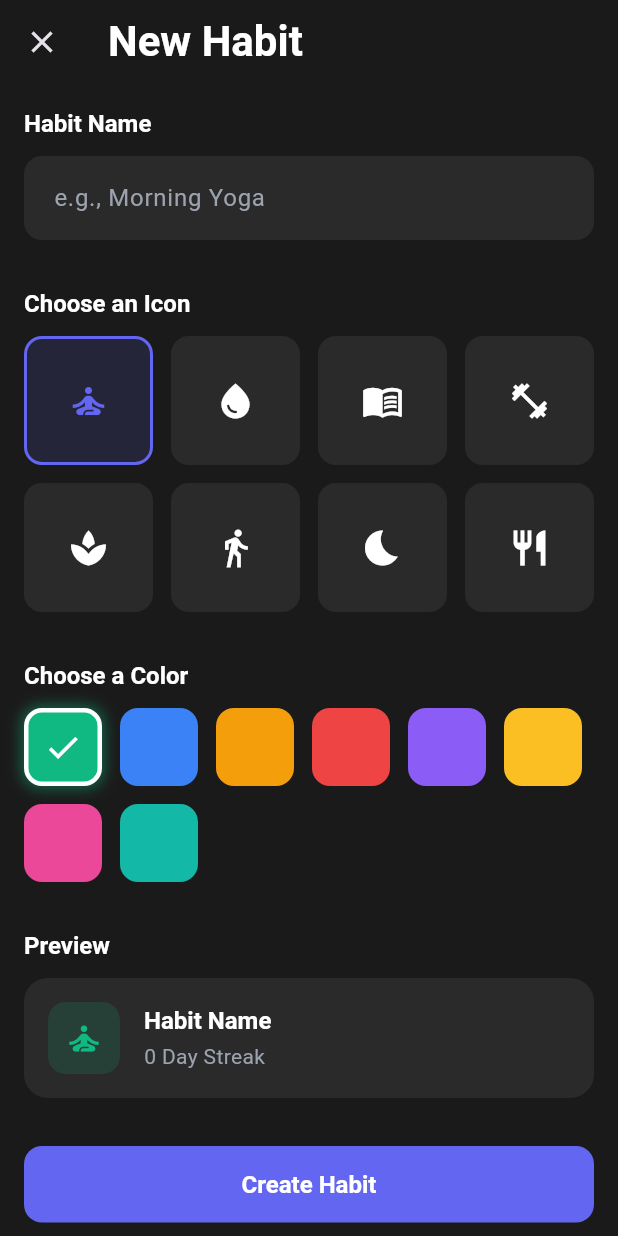
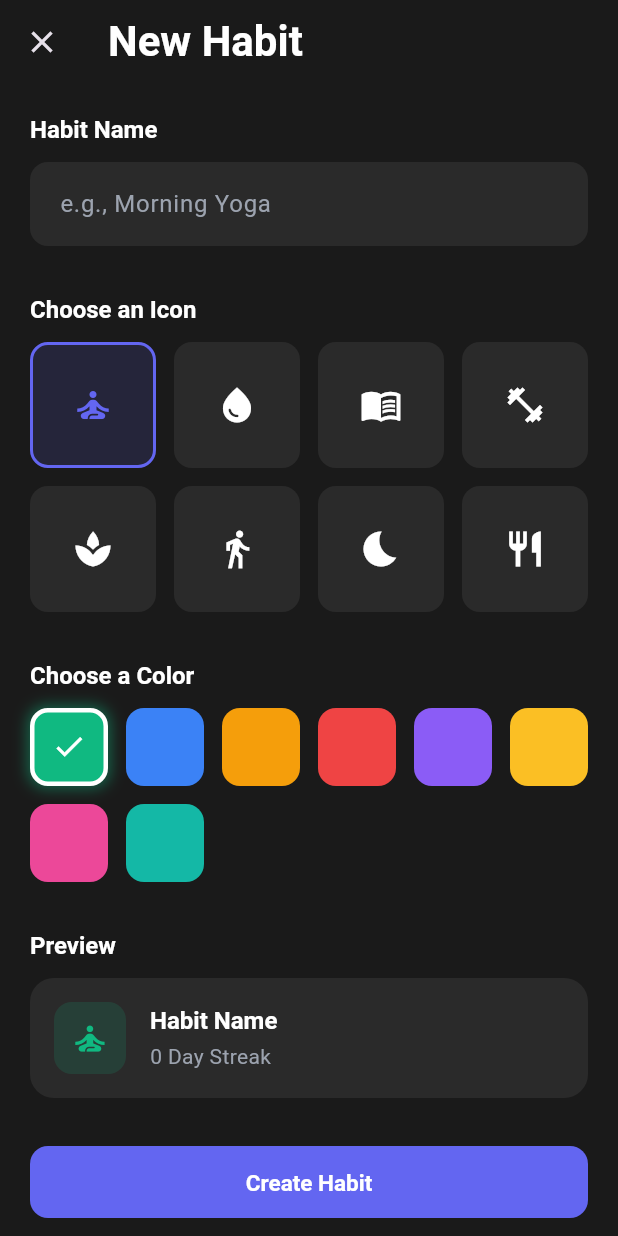
Before and after one commit to SachinChaurasia2004/habit_tracker, a Flutter app: the AddHabitPage screen opened directly, on a phone screen of 412 x 824 dp. Run offline on Flutter 3.47's test engine with Material 3 defaults, Android fonts, the phone set to English and light mode, and no system bars; our stand-ins replace dartz, equatable, flutter_bloc, get_it, hive, hive_flutter; accounts and stored records are empty.

Commit message:
Made Add habit page responsive

```diff
--- a/lib/features/habits/presentation/pages/add_habit_page.dart
+++ b/lib/features/habits/presentation/pages/add_habit_page.dart
@@ -2,6 +2,7 @@ import 'package:flutter/material.dart';
 import 'package:flutter_bloc/flutter_bloc.dart';
 import '../../../../core/theme/app_colors.dart';
 import '../../../../core/utils/app_constants.dart';
+import '../../../../core/utils/responsive.dart';
 import '../../domain/entities/habit.dart';
 import '../bloc/habit_bloc.dart';
 import '../bloc/habit_event.dart';
@@ -30,6 +31,7 @@ class _AddHabitPageState extends State<AddHabitPage> {
   late int _selectedColorIndex;
 
   bool get _isEditMode => widget.habit != null;
+  Color get _selectedColor => AppColors.habitColors[_selectedColorIndex];
 
   @override
   void initState() {
@@ -55,8 +57,6 @@ class _AddHabitPageState extends State<AddHabitPage> {
     return index == -1 ? 0 : index;
   }
 
-  Color get _selectedColor => AppColors.habitColors[_selectedColorIndex];
-
   void _saveHabit() {
     if (!_formKey.currentState!.validate()) return;
 
@@ -64,22 +64,18 @@ class _AddHabitPageState extends State<AddHabitPage> {
     final colorCode = _selectedColor.value;
 
     if (_isEditMode) {
-      context.read<HabitBloc>().add(
-        UpdateHabitEvent(
+      context.read<HabitBloc>().add(UpdateHabitEvent(
             habitId: widget.habit!.id,
             name: name,
             iconName: _selectedIcon,
             colorCode: colorCode,
-        ),
-      );
+          ));
     } else {
-      context.read<HabitBloc>().add(
-        CreateHabitEvent(
+      context.read<HabitBloc>().add(CreateHabitEvent(
             name: name,
             iconName: _selectedIcon,
             colorCode: colorCode,
-        ),
-      );
+          ));
     }
   }
 
@@ -95,11 +91,8 @@ class _AddHabitPageState extends State<AddHabitPage> {
     }
   }
 
-  void _showSnackBar(
-    BuildContext context,
-    String message, {
-    bool isError = false,
-  }) {
+  void _showSnackBar(BuildContext context, String message,
+      {bool isError = false}) {
     ScaffoldMessenger.of(context).showSnackBar(
       SnackBar(
         content: Text(message),
@@ -110,6 +103,9 @@ class _AddHabitPageState extends State<AddHabitPage> {
 
   @override
   Widget build(BuildContext context) {
+    final padding = context.pagePadding;
+    final isTablet = context.isTabletOrLarger;
+
     return Scaffold(
       appBar: AppBar(
         title: Text(_isEditMode ? 'Edit Habit' : 'New Habit'),
@@ -120,45 +116,41 @@ class _AddHabitPageState extends State<AddHabitPage> {
       ),
       body: BlocListener<HabitBloc, HabitState>(
         listener: _onStateChanged,
+        child: Center(
+          child: ConstrainedBox(
+            constraints: BoxConstraints(maxWidth: context.contentMaxWidth),
             child: SingleChildScrollView(
-          padding: const EdgeInsets.all(AppConstants.defaultPadding),
+              padding: EdgeInsets.all(padding),
               child: Form(
                 key: _formKey,
-            child: Column(
-              crossAxisAlignment: CrossAxisAlignment.start,
-              children: [
-                const SectionLabel('Habit Name'),
-                const SizedBox(height: 12),
-                HabitNameField(
-                  controller: _nameController,
-                  onChanged: () => setState(() {}),
+                child: isTablet
+                    ? _TabletLayout(
+                        nameController: _nameController,
+                        selectedIcon: _selectedIcon,
+                        selectedColorIndex: _selectedColorIndex,
+                        selectedColor: _selectedColor,
+                        isEditMode: _isEditMode,
+                        onIconSelected: (icon) =>
+                            setState(() => _selectedIcon = icon),
+                        onColorSelected: (index) =>
+                            setState(() => _selectedColorIndex = index),
+                        onNameChanged: () => setState(() {}),
+                        onSave: _saveHabit,
+                      )
+                    : _PhoneLayout(
+                        nameController: _nameController,
+                        selectedIcon: _selectedIcon,
+                        selectedColorIndex: _selectedColorIndex,
+                        selectedColor: _selectedColor,
+                        isEditMode: _isEditMode,
+                        onIconSelected: (icon) =>
+                            setState(() => _selectedIcon = icon),
+                        onColorSelected: (index) =>
+                            setState(() => _selectedColorIndex = index),
+                        onNameChanged: () => setState(() {}),
+                        onSave: _saveHabit,
                       ),
-                const SizedBox(height: 32),
-                const SectionLabel('Choose an Icon'),
-                const SizedBox(height: 12),
-                HabitIconSelector(
-                  selected: _selectedIcon,
-                  onSelected: (icon) => setState(() => _selectedIcon = icon),
               ),
-                const SizedBox(height: 32),
-                const SectionLabel('Choose a Color'),
-                const SizedBox(height: 12),
-                HabitColorSelector(
-                  selectedIndex: _selectedColorIndex,
-                  onSelected: (index) =>
-                      setState(() => _selectedColorIndex = index),
-                ),
-                const SizedBox(height: 32),
-                const SectionLabel('Preview'),
-                const SizedBox(height: 12),
-                HabitPreviewCard(
-                  name: _nameController.text,
-                  iconName: _selectedIcon,
-                  color: _selectedColor,
-                ),
-                const SizedBox(height: 32),
-                HabitSaveButton(isEditMode: _isEditMode, onPressed: _saveHabit),
-              ],
             ),
           ),
         ),
@@ -166,3 +158,138 @@ class _AddHabitPageState extends State<AddHabitPage> {
     );
   }
 }
+
+// ---------------------------------------------------------------------------
+// Layouts
+// ---------------------------------------------------------------------------
+
+class _PhoneLayout extends StatelessWidget {
+  const _PhoneLayout({
+    required this.nameController,
+    required this.selectedIcon,
+    required this.selectedColorIndex,
+    required this.selectedColor,
+    required this.isEditMode,
+    required this.onIconSelected,
+    required this.onColorSelected,
+    required this.onNameChanged,
+    required this.onSave,
+  });
+
+  final TextEditingController nameController;
+  final String selectedIcon;
+  final int selectedColorIndex;
+  final Color selectedColor;
+  final bool isEditMode;
+  final ValueChanged<String> onIconSelected;
+  final ValueChanged<int> onColorSelected;
+  final VoidCallback onNameChanged;
+  final VoidCallback onSave;
+
+  @override
+  Widget build(BuildContext context) {
+    return Column(
+      crossAxisAlignment: CrossAxisAlignment.start,
+      children: [
+        const SectionLabel('Habit Name'),
+        SizedBox(height: context.spacing(12)),
+        HabitNameField(controller: nameController, onChanged: onNameChanged),
+        SizedBox(height: context.spacing(32)),
+        const SectionLabel('Choose an Icon'),
+        SizedBox(height: context.spacing(12)),
+        HabitIconSelector(selected: selectedIcon, onSelected: onIconSelected),
+        SizedBox(height: context.spacing(32)),
+        const SectionLabel('Choose a Color'),
+        SizedBox(height: context.spacing(12)),
+        HabitColorSelector(
+            selectedIndex: selectedColorIndex, onSelected: onColorSelected),
+        SizedBox(height: context.spacing(32)),
+        const SectionLabel('Preview'),
+        SizedBox(height: context.spacing(12)),
+        HabitPreviewCard(
+            name: nameController.text,
+            iconName: selectedIcon,
+            color: selectedColor),
+        SizedBox(height: context.spacing(32)),
+        HabitSaveButton(isEditMode: isEditMode, onPressed: onSave),
+      ],
+    );
+  }
+}
+
+class _TabletLayout extends StatelessWidget {
+  const _TabletLayout({
+    required this.nameController,
+    required this.selectedIcon,
+    required this.selectedColorIndex,
+    required this.selectedColor,
+    required this.isEditMode,
+    required this.onIconSelected,
+    required this.onColorSelected,
+    required this.onNameChanged,
+    required this.onSave,
+  });
+
+  final TextEditingController nameController;
+  final String selectedIcon;
+  final int selectedColorIndex;
+  final Color selectedColor;
+  final bool isEditMode;
+  final ValueChanged<String> onIconSelected;
+  final ValueChanged<int> onColorSelected;
+  final VoidCallback onNameChanged;
+  final VoidCallback onSave;
+
+  @override
+  Widget build(BuildContext context) {
+    return Row(
+      crossAxisAlignment: CrossAxisAlignment.start,
+      children: [
+        // Left column — name, icon, color
+        Expanded(
+          flex: 3,
+          child: Column(
+            crossAxisAlignment: CrossAxisAlignment.start,
+            children: [
+              const SectionLabel('Habit Name'),
+              SizedBox(height: context.spacing(12)),
+              HabitNameField(
+                  controller: nameController, onChanged: onNameChanged),
+              SizedBox(height: context.spacing(32)),
+              const SectionLabel('Choose an Icon'),
+              SizedBox(height: context.spacing(12)),
+              HabitIconSelector(
+                  selected: selectedIcon, onSelected: onIconSelected),
+              SizedBox(height: context.spacing(32)),
+              const SectionLabel('Choose a Color'),
+              SizedBox(height: context.spacing(12)),
+              HabitColorSelector(
+                  selectedIndex: selectedColorIndex,
+                  onSelected: onColorSelected),
+            ],
+          ),
+        ),
+
+        SizedBox(width: context.spacing(32)),
+
+        // Right column — preview + save
+        Expanded(
+          flex: 2,
+          child: Column(
+            crossAxisAlignment: CrossAxisAlignment.start,
+            children: [
+              const SectionLabel('Preview'),
+              SizedBox(height: context.spacing(12)),
+              HabitPreviewCard(
+                  name: nameController.text,
+                  iconName: selectedIcon,
+                  color: selectedColor),
+              SizedBox(height: context.spacing(32)),
+              HabitSaveButton(isEditMode: isEditMode, onPressed: onSave),
+            ],
+          ),
+        ),
+      ],
+    );
+  }
+}
--- a/lib/features/habits/presentation/widgets/add_habit_color_selector.dart
+++ b/lib/features/habits/presentation/widgets/add_habit_color_selector.dart
@@ -1,5 +1,6 @@
 import 'package:flutter/material.dart';
 import '../../../../../core/theme/app_colors.dart';
+import '../../../../../core/utils/responsive.dart';
 
 class HabitColorSelector extends StatelessWidget {
   const HabitColorSelector({
@@ -13,9 +14,12 @@ class HabitColorSelector extends StatelessWidget {
 
   @override
   Widget build(BuildContext context) {
+    final dotSize = context.isTabletOrLarger ? 60.0 : 52.0;
+    final spacing = context.spacing(12);
+
     return Wrap(
-      spacing: 12,
-      runSpacing: 12,
+      spacing: spacing,
+      runSpacing: spacing,
       children: List.generate(AppColors.habitColors.length, (index) {
         final color = AppColors.habitColors[index];
         final isSelected = selectedIndex == index;
@@ -25,8 +29,8 @@ class HabitColorSelector extends StatelessWidget {
           borderRadius: BorderRadius.circular(12),
           child: AnimatedContainer(
             duration: const Duration(milliseconds: 150),
-            width: 52,
-            height: 52,
+            width: dotSize,
+            height: dotSize,
             decoration: BoxDecoration(
               color: color,
               borderRadius: BorderRadius.circular(12),
@@ -40,12 +44,12 @@ class HabitColorSelector extends StatelessWidget {
                         color: color.withValues(alpha: 0.5),
                         blurRadius: 8,
                         spreadRadius: 1,
-                      )
+                      ),
                     ]
                   : null,
             ),
             child: isSelected
-                ? const Icon(Icons.check, color: Colors.white, size: 26)
+                ? Icon(Icons.check, color: Colors.white, size: dotSize * 0.45)
                 : null,
           ),
         );
--- a/lib/features/habits/presentation/widgets/add_habit_icon_selector.dart
+++ b/lib/features/habits/presentation/widgets/add_habit_icon_selector.dart
@@ -1,7 +1,8 @@
 import 'package:flutter/material.dart';
-import 'package:habit_tracker/features/habits/presentation/widgets/add_habit_icon_data.dart';
 import '../../../../../core/theme/app_colors.dart';
 import '../../../../../core/utils/app_constants.dart';
+import '../../../../../core/utils/responsive.dart';
+import 'add_habit_icon_data.dart';
 
 class HabitIconSelector extends StatelessWidget {
   const HabitIconSelector({
@@ -15,13 +16,17 @@ class HabitIconSelector extends StatelessWidget {
 
   @override
   Widget build(BuildContext context) {
+    final crossAxisCount = context.isTabletOrLarger ? 6 : 4;
+    final iconSize = context.isTabletOrLarger ? 32.0 : 28.0;
+    final spacing = context.spacing(12);
+
     return GridView.builder(
       shrinkWrap: true,
       physics: const NeverScrollableScrollPhysics(),
-      gridDelegate: const SliverGridDelegateWithFixedCrossAxisCount(
-        crossAxisCount: 4,
-        mainAxisSpacing: 12,
-        crossAxisSpacing: 12,
+      gridDelegate: SliverGridDelegateWithFixedCrossAxisCount(
+        crossAxisCount: crossAxisCount,
+        mainAxisSpacing: spacing,
+        crossAxisSpacing: spacing,
       ),
       itemCount: AppConstants.habitIcons.length,
       itemBuilder: (context, index) {
@@ -46,7 +51,7 @@ class HabitIconSelector extends StatelessWidget {
             child: Center(
               child: Icon(
                 habitIconData(icon),
-                size: 28,
+                size: iconSize,
                 color: isSelected ? AppColors.primary : AppColors.textPrimary,
               ),
             ),
--- a/lib/features/habits/presentation/widgets/add_habit_preview_card.dart
+++ b/lib/features/habits/presentation/widgets/add_habit_preview_card.dart
@@ -1,7 +1,8 @@
 import 'package:flutter/material.dart';
-import 'package:habit_tracker/features/habits/presentation/widgets/add_habit_icon_data.dart';
 import '../../../../../core/theme/app_colors.dart';
 import '../../../../../core/utils/app_constants.dart';
+import '../../../../../core/utils/responsive.dart';
+import 'add_habit_icon_data.dart';
 
 class HabitPreviewCard extends StatelessWidget {
   const HabitPreviewCard({
@@ -17,8 +18,10 @@ class HabitPreviewCard extends StatelessWidget {
 
   @override
   Widget build(BuildContext context) {
+    final iconSize = context.isTabletOrLarger ? 56.0 : 48.0;
+
     return Container(
-      padding: const EdgeInsets.all(16),
+      padding: EdgeInsets.all(context.spacing(16)),
       decoration: BoxDecoration(
         color: AppColors.cardBackground,
         borderRadius: BorderRadius.circular(AppConstants.cardBorderRadius),
@@ -26,35 +29,34 @@ class HabitPreviewCard extends StatelessWidget {
       child: Row(
         children: [
           Container(
-            width: 48,
-            height: 48,
+            width: iconSize,
+            height: iconSize,
             decoration: BoxDecoration(
               color: color.withValues(alpha: 0.15),
-              borderRadius: BorderRadius.circular(12),
+              borderRadius: BorderRadius.circular(iconSize * 0.25),
             ),
-            child: Icon(habitIconData(iconName), color: color, size: 26),
+            child: Icon(habitIconData(iconName), color: color,
+                size: iconSize * 0.54),
           ),
-          const SizedBox(width: 16),
-          Expanded(
-            child: Column(
+          SizedBox(width: context.spacing(16)),
+          Column(
             crossAxisAlignment: CrossAxisAlignment.start,
             children: [
               Text(
                 name.isEmpty ? 'Habit Name' : name,
-                  style: Theme.of(context).textTheme.titleLarge,
-                  maxLines: 1,
-                  overflow: TextOverflow.ellipsis,
+                style: Theme.of(context).textTheme.titleLarge?.copyWith(
+                      fontSize: context.fontSize(16),
                     ),
-                const SizedBox(height: 4),
-                const Text(
+              ),
+              SizedBox(height: context.spacing(4)),
+              Text(
                 '0 Day Streak',
                 style: TextStyle(
-                    fontSize: 14,
+                  fontSize: context.fontSize(14),
                   color: AppColors.textSecondary,
                 ),
               ),
             ],
-            ),
           ),
         ],
       ),
--- a/lib/features/habits/presentation/widgets/add_habit_save_button.dart
+++ b/lib/features/habits/presentation/widgets/add_habit_save_button.dart
@@ -1,5 +1,6 @@
 import 'package:flutter/material.dart';
 import 'package:flutter_bloc/flutter_bloc.dart';
+import '../../../../../core/utils/responsive.dart';
 import '../bloc/habit_bloc.dart';
 import '../bloc/habit_state.dart';
 
@@ -15,7 +16,10 @@ class HabitSaveButton extends StatelessWidget {
 
   @override
   Widget build(BuildContext context) {
+    final buttonHeight = context.isTabletOrLarger ? 56.0 : 48.0;
+
     return SizedBox(
+      height: buttonHeight,
       width: double.infinity,
       child: BlocBuilder<HabitBloc, HabitState>(
         builder: (context, state) {
@@ -31,7 +35,10 @@ class HabitSaveButton extends StatelessWidget {
                       valueColor: AlwaysStoppedAnimation<Color>(Colors.white),
                     ),
                   )
-                : Text(isEditMode ? 'Update Habit' : 'Create Habit'),
+                : Text(
+                    isEditMode ? 'Update Habit' : 'Create Habit',
+                    style: TextStyle(fontSize: context.fontSize(15)),
+                  ),
           );
         },
       ),
--- a/lib/features/habits/presentation/widgets/add_section_label.dart
+++ b/lib/features/habits/presentation/widgets/add_section_label.dart
@@ -1,4 +1,5 @@
 import 'package:flutter/material.dart';
+import '../../../../../core/utils/responsive.dart';
 
 class SectionLabel extends StatelessWidget {
   const SectionLabel(this.text, {super.key});
@@ -7,6 +8,11 @@ class SectionLabel extends StatelessWidget {
 
   @override
   Widget build(BuildContext context) {
-    return Text(text, style: Theme.of(context).textTheme.titleLarge);
+    return Text(
+      text,
+      style: Theme.of(context).textTheme.titleLarge?.copyWith(
+            fontSize: context.fontSize(16),
+          ),
+    );
   }
 }
```
Lines whose indentation alone changed are shown as unchanged.
